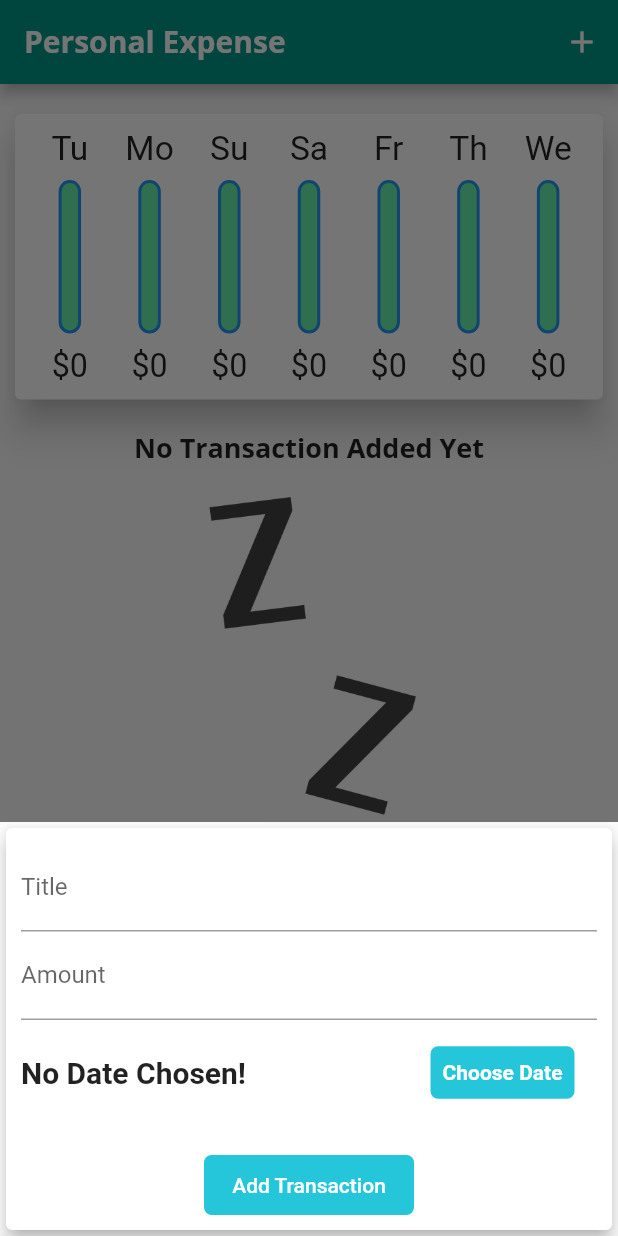
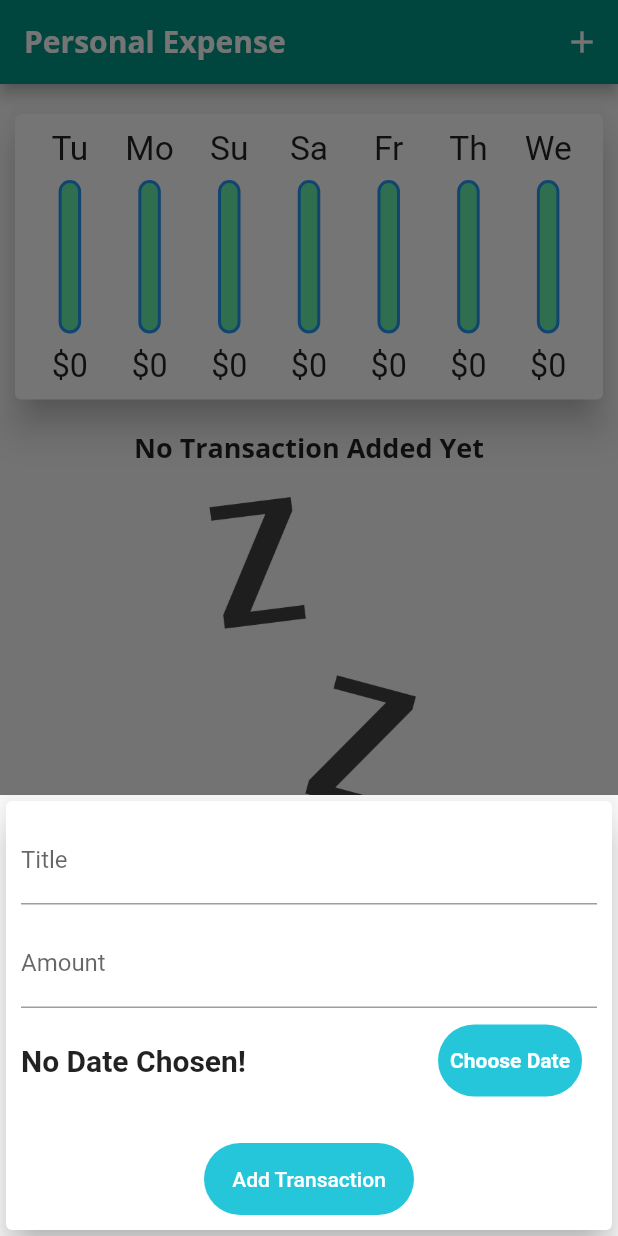
Before and after one commit to marufkhan09/expense, a Flutter app: the screen it shows after launch, after a tap on the "add" icon, on a phone screen of 412 x 824 dp. Run offline on Flutter 3.47's test engine with Material 2 defaults, Android fonts, the phone set to English and light mode, and no system bars.

Commit message:
Cupertino datetimepicker added

```diff
--- a/lib/main.dart
+++ b/lib/main.dart
@@ -99,7 +99,7 @@ class _MyHomePageState extends State<MyHomePage> {
               mainAxisSize: MainAxisSize.min,
               children: [
                 GestureDetector(
-                  onTap: () => _startAddNewTransaction,
+                  onTap: () => _startAddNewTransaction(context),
                   child: Icon(CupertinoIcons.add),
                 )
               ],
@@ -123,7 +123,7 @@ class _MyHomePageState extends State<MyHomePage> {
             0.7,
         child: TransactionList(_userTransaction, _deleteNewTransaction));
 
-    final pageBody = SingleChildScrollView(
+    final pageBody = SafeArea(child: SingleChildScrollView(
       child: Column(
         mainAxisAlignment: MainAxisAlignment.start,
         crossAxisAlignment: CrossAxisAlignment.stretch,
@@ -132,7 +132,8 @@ class _MyHomePageState extends State<MyHomePage> {
             Row(
               mainAxisAlignment: MainAxisAlignment.center,
               children: [
-                Text('Show Chart'),
+                Text('Show Chart',
+                style: Theme.of(context).textTheme.headline6,),
                 Switch.adaptive(
                   value: _showChart,
                   onChanged: (value) {
@@ -162,7 +163,7 @@ class _MyHomePageState extends State<MyHomePage> {
                 : txListWidget,
         ],
       ),
-    );
+    ));
 
     return Platform.isIOS
         ? CupertinoPageScaffold(
--- a/lib/widgets/new_transaction.dart
+++ b/lib/widgets/new_transaction.dart
@@ -1,3 +1,5 @@
+import 'dart:io';
+import 'package:flutter/cupertino.dart';
 import 'package:flutter/material.dart';
 import 'package:intl/intl.dart';
 
@@ -33,7 +35,37 @@ class _NewTransactionState extends State<NewTransaction> {
   }
 
   void _presentDatePicker() {
-    showDatePicker(
+    Platform.isIOS
+        ? showCupertinoModalPopup(
+        context: context,
+        builder: (_) => Container(
+      height: 500,
+      color: Color.fromARGB(255, 255, 255, 255),
+      child: Column(
+        children: [
+          Container(
+            height: 400,
+            child: CupertinoDatePicker(
+              mode: CupertinoDatePickerMode.date,
+                minimumYear: 2019,
+                maximumYear: DateTime.now().year,
+                initialDateTime: DateTime.now(),
+                onDateTimeChanged: (val) {
+                  setState(() {
+                    _selectedDate = val;
+                  });
+                }),
+          ),
+
+          // Close the modal
+          CupertinoButton(
+            child: Text('OK'),
+            onPressed: () => Navigator.of(context).pop(),
+          )
+        ],
+      ),
+    ))
+        : showDatePicker(
                 context: context,
                 initialDate: DateTime.now(),
                 firstDate: DateTime(2019),
@@ -52,20 +84,41 @@ class _NewTransactionState extends State<NewTransaction> {
   Widget build(BuildContext context) {
     return SingleChildScrollView(
       child: Card(
-
-        elevation: 5,
+        elevation: 10,
         child: Container(
-          padding: EdgeInsets.only(top: 10,right: 10,left: 10, bottom: MediaQuery.of(context).viewInsets.bottom + 10),
+          padding: EdgeInsets.only(
+              top: 10,
+              right: 10,
+              left: 10,
+              bottom: MediaQuery.of(context).viewInsets.bottom + 10),
           child: Column(crossAxisAlignment: CrossAxisAlignment.end, children: [
-            TextField(
+            Platform.isIOS
+                ? CupertinoTextField(
+                    padding: EdgeInsets.all(15),
+                    placeholder: "Title",
+                    controller: _titleController,
+                    onSubmitted: (_) => _submitData(),
+                  )
+                : TextField(
                     decoration: InputDecoration(labelText: 'Title'),
                     controller: _titleController,
                     onSubmitted: (_) => _submitData(),
                   ),
-            TextField(
+            SizedBox(
+              height: 10,
+            ),
+            Platform.isIOS
+                ? CupertinoTextField(
+                    padding: EdgeInsets.all(15),
+                    placeholder: "Amount",
+                    controller: _amountController,
+                    onSubmitted: (_) => _submitData(),
+                  )
+                : TextField(
                     decoration: InputDecoration(labelText: 'Amount'),
                     controller: _amountController,
-              keyboardType: TextInputType.numberWithOptions(decimal: true),
+                    keyboardType:
+                        TextInputType.numberWithOptions(decimal: true),
                     onSubmitted: (_) => _submitData(),
                   ),
             Container(
@@ -84,36 +137,46 @@ class _NewTransactionState extends State<NewTransaction> {
                     ),
                   ),
                   Container(
-                    height: 35,
-                    margin: EdgeInsets.symmetric(horizontal: 15, vertical: 0),
+                    height: 48,
+                    margin: EdgeInsets.symmetric(horizontal: 10, vertical: 0),
                     decoration: BoxDecoration(
                       color: Colors.cyan[400],
-                      borderRadius: BorderRadius.all(Radius.circular(5)),
+                      borderRadius: BorderRadius.all(Radius.circular(35)),
                     ),
                     child: TextButton(
                         onPressed: _presentDatePicker,
                         child: Text(
                           'Choose Date',
                           style: TextStyle(
-                              color: Colors.white,
-                              fontWeight: FontWeight.bold),
+                              color: Colors.white, fontWeight: FontWeight.bold),
                         )),
                   ),
                 ],
               ),
             ),
-            SizedBox(height: 20,),
+            SizedBox(
+              height: 20,
+            ),
             Center(
               child: Container(
                 // color: Colors.purple,
-                height: 40,
+                height: 48,
                 width: 140,
                 decoration: BoxDecoration(
                   color: Colors.cyan[400],
-                  borderRadius: BorderRadius.all(Radius.circular(5)),
+                  borderRadius: BorderRadius.all(Radius.circular(45)),
                 ),
-                margin: EdgeInsets.symmetric(horizontal: 10, vertical: 0),
-                child: TextButton(
+                child: Platform.isIOS
+                    ? CupertinoButton(
+                        child: Text(
+                          'Add Transaction',
+                          style: TextStyle(color: Colors.white, fontSize: 14),
+                        ),
+                        onPressed: () {
+                          _submitData();
+                        },
+                      )
+                    : TextButton(
                         onPressed: () {
                           _submitData();
                         },
--- a/pubspec.yaml
+++ b/pubspec.yaml
@@ -29,6 +29,7 @@ dependencies:
   # Use with the CupertinoIcons class for iOS style icons.
   cupertino_icons: ^1.0.2
   intl: ^0.17.0
+  flutter_cupertino_date_picker: ^1.0.26+2
 
 dev_dependencies:
   flutter_test:
```
Also changed, not shown: pubspec.lock. Lines whose indentation alone changed are shown as unchanged.
